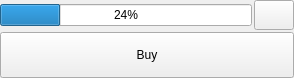
The window that gui-kde/productionheader.ui (jusirkka/freeciv-kde) describes before a commit, drawn with Qt 5.
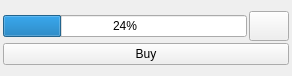
The same window after the commit.

```diff
--- a/gui-kde/productionheader.ui
+++ b/gui-kde/productionheader.ui
@@ -6,28 +6,25 @@
    <rect>
     <x>0</x>
     <y>0</y>
-    <width>294</width>
-    <height>78</height>
+    <width>292</width>
+    <height>76</height>
    </rect>
   </property>
   <property name="windowTitle">
    <string>Form</string>
   </property>
   <layout class="QVBoxLayout" name="verticalLayout_2">
-   <property name="spacing">
-    <number>1</number>
-   </property>
    <property name="leftMargin">
-    <number>0</number>
+    <number>3</number>
    </property>
    <property name="topMargin">
-    <number>0</number>
+    <number>3</number>
    </property>
    <property name="rightMargin">
-    <number>0</number>
+    <number>3</number>
    </property>
    <property name="bottomMargin">
-    <number>0</number>
+    <number>3</number>
    </property>
    <item>
     <layout class="QVBoxLayout" name="verticalLayout">
@@ -85,7 +82,7 @@
      <item>
       <widget class="QPushButton" name="buyButton">
        <property name="sizePolicy">
-        <sizepolicy hsizetype="Minimum" vsizetype="Minimum">
+        <sizepolicy hsizetype="Expanding" vsizetype="Fixed">
          <horstretch>0</horstretch>
          <verstretch>0</verstretch>
         </sizepolicy>
```
